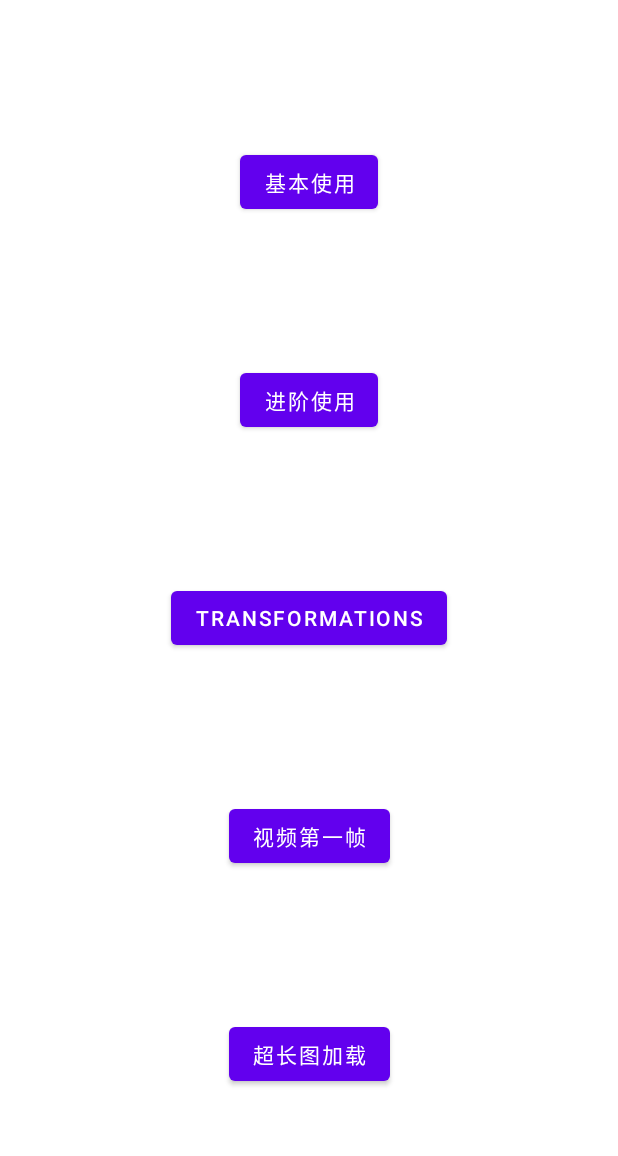
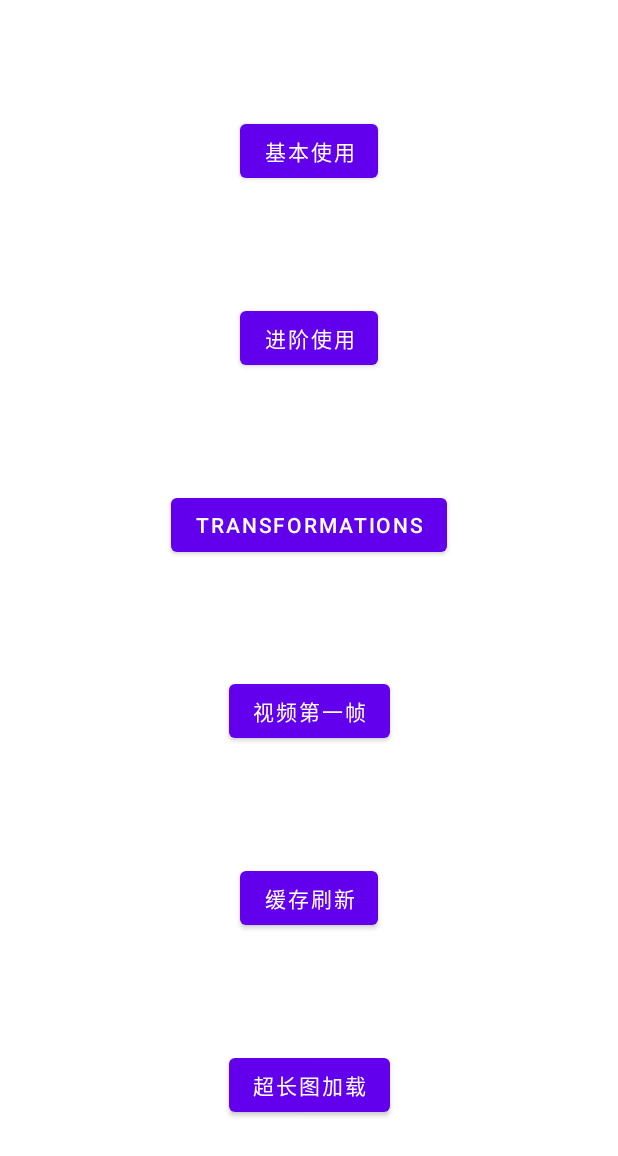
Before and after one commit to DeMonDemoSpace/Glide4Img, an Android app: the screen it shows after launch (MainActivity), on a phone screen of 412 x 824 dp. Shown: the top 1156 px of the screen. Run offline under Robolectric (Android 15) with nearby library versions, the phone set to English and light mode, and no system bars.

Commit message:
fix：update

```diff
--- a/app/src/main/java/com/demon/glide4img/LongImgActivity.kt
+++ b/app/src/main/java/com/demon/glide4img/LongImgActivity.kt
@@ -13,8 +13,7 @@ import jp.wasabeef.glide.transformations.RoundedCornersTransformation
 import kotlinx.android.synthetic.main.activity_long_img.*
 
 class LongImgActivity : AppCompatActivity() {
-    //http://qrsq1s9rn.hn-bkt.clouddn.com/aaa.png
-    private val long_img = "http://qrsq1s9rn.hn-bkt.clouddn.com/ccc.jpg"
+    private val long_img = "https://idemon.oss-cn-guangzhou.aliyuncs.com/long1.jpeg"
 
     override fun onCreate(savedInstanceState: Bundle?) {
         super.onCreate(savedInstanceState)
--- a/app/src/main/java/com/demon/glide4img/MainActivity.kt
+++ b/app/src/main/java/com/demon/glide4img/MainActivity.kt
@@ -33,6 +33,10 @@ class MainActivity : AppCompatActivity() {
         }
 
         btn5.setOnClickListener {
+
+        }
+
+        btn6.setOnClickListener {
             startActivity(Intent(this, LongImgActivity::class.java))
         }
     }
--- a/app/src/main/java/com/demon/glide4img/VideoCoverActivity.kt
+++ b/app/src/main/java/com/demon/glide4img/VideoCoverActivity.kt
@@ -23,6 +23,7 @@ class VideoCoverActivity : AppCompatActivity() {
             .load("http://7xjmzj.com1.z0.glb.clouddn.com/20171026175005_JObCxCE2.mp4")
             .into(image1)
 
+
         val retriever = MediaMetadataRetriever()
         retriever.setDataSource("http://9890.vod.myqcloud.com/9890_4e292f9a3dd011e6b4078980237cc3d3.f20.mp4", HashMap())
         //获得第10帧图片 这里的第一个参数 以微秒为单位
--- a/app/src/main/res/layout/activity_main.xml
+++ b/app/src/main/res/layout/activity_main.xml
@@ -54,12 +54,23 @@
         android:id="@+id/btn5"
         android:layout_width="wrap_content"
         android:layout_height="wrap_content"
-        android:text="超长图加载"
-        app:layout_constraintBottom_toBottomOf="parent"
+        android:text="缓存刷新"
+        app:layout_constraintBottom_toTopOf="@id/btn6"
         app:layout_constraintLeft_toLeftOf="parent"
         app:layout_constraintRight_toRightOf="parent"
         app:layout_constraintTop_toBottomOf="@id/btn4"
         app:layout_constraintVertical_weight="1" />
 
+    <Button
+        android:id="@+id/btn6"
+        android:layout_width="wrap_content"
+        android:layout_height="wrap_content"
+        android:text="超长图加载"
+        app:layout_constraintBottom_toBottomOf="parent"
+        app:layout_constraintLeft_toLeftOf="parent"
+        app:layout_constraintRight_toRightOf="parent"
+        app:layout_constraintTop_toBottomOf="@id/btn5"
+        app:layout_constraintVertical_weight="1" />
+
 
 </androidx.constraintlayout.widget.ConstraintLayout>
--- /dev/null
+++ b/app/src/main/res/xml/network_security_config.xml
@@ -0,0 +1,4 @@
+<?xml version="1.0" encoding="utf-8"?>
+<network-security-config>
+    <base-config cleartextTrafficPermitted="true"/>
+</network-security-config>
--- a/build.gradle
+++ b/build.gradle
@@ -1,7 +1,7 @@
 // Top-level build file where you can add configuration options common to all sub-projects/modules.
 
 buildscript {
-    ext.kotlin_version = '1.4.0'
+    ext.kotlin_version = '1.6.10'
     repositories {
         google()
         jcenter()
```
Also changed, not shown: app/build.gradle (+23 -23 lines), app/src/main/AndroidManifest.xml (+5 -2 lines), app/src/main/java/com/demon/glide4img/ConstUrl.kt (+5 -6 lines), app/src/main/java/com/demon/glide4img/HeaddressTransformation.kt (+4 -3 lines), app/src/main/java/com/demon/glide4img/UseAdvancedActivity.kt (+4 -13 lines), app/src/main/res/layout/activity_use_advanced.xml (+5 -4 lines), 1 other file.
